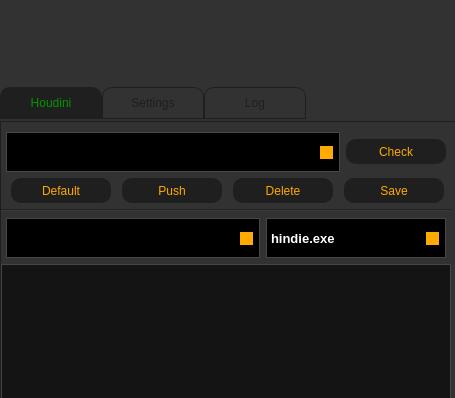
Qt form UI/ns_Startup.ui (prateekfxtd/ns_Startup) before a commit; both pictures show x 0 to 455 and y 0 to 398 of the 455 by 900 pixel window.
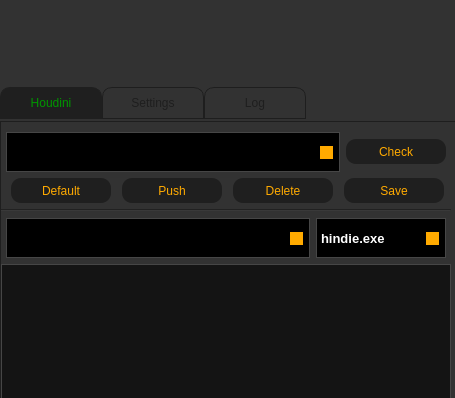
The same form after that commit. Icons and pictures are not drawn.

Commit message: -fixes double update execution -switch to version v0.1.05

```diff
--- a/UI/ns_Startup.ui
+++ b/UI/ns_Startup.ui
@@ -631,13 +631,13 @@
                <widget class="QComboBox" name="comboBox_exeVersion">
                 <property name="minimumSize">
                  <size>
-                  <width>180</width>
+                  <width>130</width>
                   <height>40</height>
                  </size>
                 </property>
                 <property name="maximumSize">
                  <size>
-                  <width>180</width>
+                  <width>130</width>
                   <height>40</height>
                  </size>
                 </property>
```
The commit also changes 2 other files.
